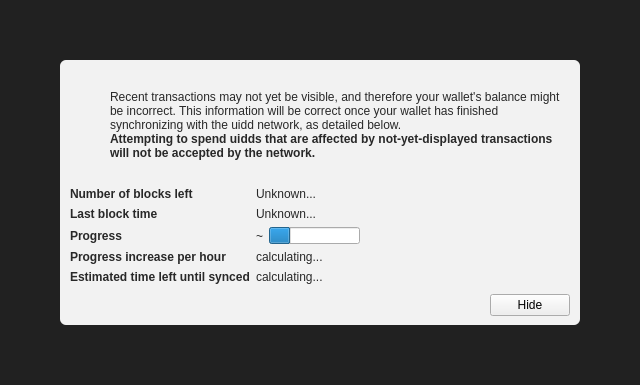
Before: the Qt Designer form src/qt/forms/modaloverlay.ui in shaileshnift/UIDD, drawn with Qt 5.
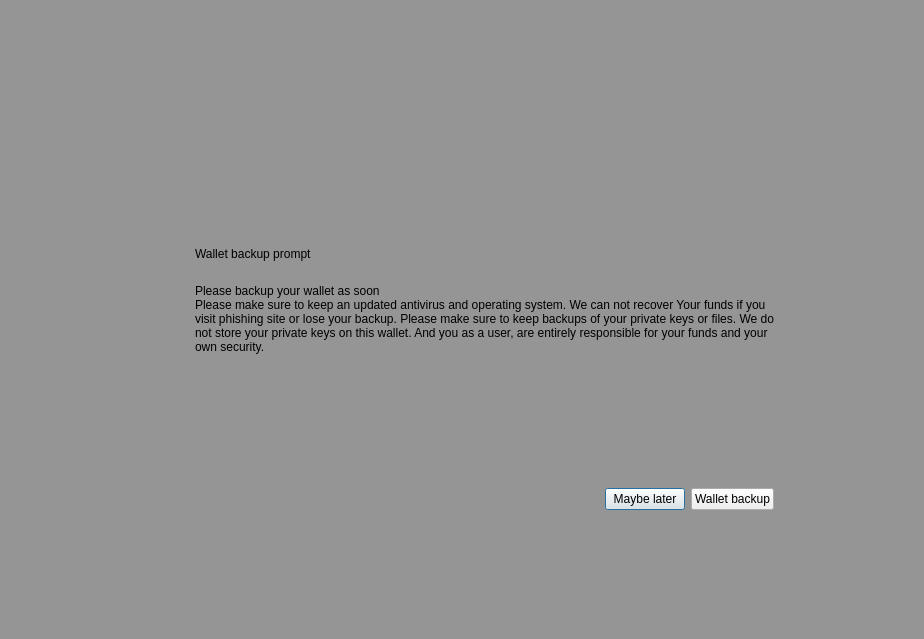
After: the same form once the commit is applied. The open tabs and pages were chosen to show the change. Icons and pictures are not drawn. Custom widgets are drawn as their Qt base class.

```diff
--- a/src/qt/forms/modaloverlay.ui
+++ b/src/qt/forms/modaloverlay.ui
@@ -6,8 +6,8 @@
    <rect>
     <x>0</x>
     <y>0</y>
-    <width>640</width>
-    <height>385</height>
+    <width>924</width>
+    <height>639</height>
    </rect>
   </property>
   <property name="windowTitle">
@@ -32,54 +32,71 @@
    <item>
     <widget class="QWidget" name="bgWidget" native="true">
      <property name="styleSheet">
-      <string notr="true">#bgWidget { background: rgba(0,0,0,220); }</string>
+      <string notr="true">#bgWidget { background: rgba(0,0,0,96); }</string>
      </property>
-     <layout class="QVBoxLayout" name="verticalLayoutMain" stretch="1">
+     <layout class="QVBoxLayout" name="verticalLayoutMain" stretch="0">
       <property name="leftMargin">
-       <number>60</number>
+       <number>120</number>
       </property>
       <property name="topMargin">
-       <number>60</number>
+       <number>120</number>
       </property>
       <property name="rightMargin">
-       <number>60</number>
+       <number>120</number>
       </property>
       <property name="bottomMargin">
-       <number>60</number>
+       <number>120</number>
       </property>
       <item>
        <widget class="QWidget" name="contentWidget" native="true">
-        <property name="styleSheet">
-         <string notr="true">#contentWidget { background: rgba(255,255,255,240); border-radius: 6px; }
-
-QLabel { color: rgb(40,40,40);  }</string>
-        </property>
-        <layout class="QVBoxLayout" name="verticalLayoutSub" stretch="1,0,0,0">
+        <layout class="QVBoxLayout" name="verticalLayout_3" stretch="1,0">
+         <property name="spacing">
+          <number>0</number>
+         </property>
+         <property name="leftMargin">
+          <number>0</number>
+         </property>
+         <property name="topMargin">
+          <number>0</number>
+         </property>
+         <property name="rightMargin">
+          <number>0</number>
+         </property>
+         <property name="bottomMargin">
+          <number>0</number>
+         </property>
+         <item>
+          <widget class="QStackedWidget" name="stackedWidget">
+           <property name="currentIndex">
+            <number>0</number>
+           </property>
+           <widget class="QWidget" name="page">
+            <layout class="QVBoxLayout" name="verticalLayout_2">
          <property name="spacing">
           <number>0</number>
          </property>
          <property name="leftMargin">
-          <number>10</number>
+              <number>30</number>
          </property>
          <property name="topMargin">
           <number>10</number>
          </property>
          <property name="rightMargin">
-          <number>10</number>
+              <number>30</number>
          </property>
          <property name="bottomMargin">
           <number>10</number>
          </property>
          <item>
           <layout class="QHBoxLayout" name="horizontalLayoutIconText" stretch="0,1">
+               <property name="spacing">
+                <number>20</number>
+               </property>
            <property name="topMargin">
             <number>20</number>
            </property>
            <item>
             <layout class="QVBoxLayout" name="verticalLayoutIcon">
-             <property name="leftMargin">
-              <number>0</number>
-             </property>
              <item>
               <widget class="QPushButton" name="warningIcon">
                <property name="enabled">
@@ -172,30 +189,13 @@
                </property>
               </spacer>
              </item>
-            </layout>
-           </item>
-          </layout>
-         </item>
-         <item>
-          <spacer name="verticalSpacerAfterText">
-           <property name="orientation">
-            <enum>Qt::Vertical</enum>
-           </property>
-           <property name="sizeHint" stdset="0">
-            <size>
-             <width>20</width>
-             <height>40</height>
-            </size>
-           </property>
-          </spacer>
-         </item>
          <item>
           <layout class="QFormLayout" name="formLayout">
            <property name="fieldGrowthPolicy">
-            <enum>QFormLayout::FieldsStayAtSizeHint</enum>
+                    <enum>QFormLayout::ExpandingFieldsGrow</enum>
            </property>
            <property name="horizontalSpacing">
-            <number>6</number>
+                    <number>20</number>
            </property>
            <property name="verticalSpacing">
             <number>6</number>
@@ -207,8 +207,8 @@
             <widget class="QLabel" name="labelNumberOfBlocksLeft">
              <property name="font">
               <font>
-               <weight>75</weight>
-               <bold>true</bold>
+                       <weight>50</weight>
+                       <bold>false</bold>
               </font>
              </property>
              <property name="text">
@@ -218,6 +218,12 @@
            </item>
            <item row="0" column="1">
             <widget class="QLabel" name="numberOfBlocksLeft">
+                     <property name="sizePolicy">
+                      <sizepolicy hsizetype="Expanding" vsizetype="Preferred">
+                       <horstretch>0</horstretch>
+                       <verstretch>0</verstretch>
+                      </sizepolicy>
+                     </property>
              <property name="text">
               <string>Unknown...</string>
              </property>
@@ -227,8 +233,8 @@
             <widget class="QLabel" name="labelLastBlockTime">
              <property name="font">
               <font>
-               <weight>75</weight>
-               <bold>true</bold>
+                       <weight>50</weight>
+                       <bold>false</bold>
               </font>
              </property>
              <property name="text">
@@ -239,7 +245,7 @@
            <item row="1" column="1">
             <widget class="QLabel" name="newestBlockDate">
              <property name="sizePolicy">
-              <sizepolicy hsizetype="Maximum" vsizetype="Preferred">
+                      <sizepolicy hsizetype="Expanding" vsizetype="Preferred">
                <horstretch>0</horstretch>
                <verstretch>0</verstretch>
               </sizepolicy>
@@ -253,8 +259,8 @@
             <widget class="QLabel" name="labelSyncDone">
              <property name="font">
               <font>
-               <weight>75</weight>
-               <bold>true</bold>
+                       <weight>50</weight>
+                       <bold>false</bold>
               </font>
              </property>
              <property name="text">
@@ -264,6 +270,9 @@
            </item>
            <item row="2" column="1">
             <layout class="QHBoxLayout" name="horizontalLayoutSync" stretch="0,1">
+                     <property name="spacing">
+                      <number>6</number>
+                     </property>
              <item>
               <widget class="QLabel" name="percentageProgress">
                <property name="text">
@@ -287,8 +296,8 @@
             <widget class="QLabel" name="labelProgressIncrease">
              <property name="font">
               <font>
-               <weight>75</weight>
-               <bold>true</bold>
+                       <weight>50</weight>
+                       <bold>false</bold>
               </font>
              </property>
              <property name="text">
@@ -298,6 +307,12 @@
            </item>
            <item row="4" column="1">
             <widget class="QLabel" name="progressIncreasePerH">
+                     <property name="sizePolicy">
+                      <sizepolicy hsizetype="Expanding" vsizetype="Preferred">
+                       <horstretch>0</horstretch>
+                       <verstretch>0</verstretch>
+                      </sizepolicy>
+                     </property>
              <property name="text">
               <string>calculating...</string>
              </property>
@@ -307,8 +322,8 @@
             <widget class="QLabel" name="labelEstimatedTimeLeft">
              <property name="font">
               <font>
-               <weight>75</weight>
-               <bold>true</bold>
+                       <weight>50</weight>
+                       <bold>false</bold>
               </font>
              </property>
              <property name="text">
@@ -318,6 +333,12 @@
            </item>
            <item row="5" column="1">
             <widget class="QLabel" name="expectedTimeLeft">
+                     <property name="sizePolicy">
+                      <sizepolicy hsizetype="Expanding" vsizetype="Preferred">
+                       <horstretch>0</horstretch>
+                       <verstretch>0</verstretch>
+                      </sizepolicy>
+                     </property>
              <property name="text">
               <string>calculating...</string>
              </property>
@@ -325,13 +346,170 @@
            </item>
           </layout>
          </item>
+                </layout>
+               </item>
+              </layout>
+             </item>
          <item>
-          <layout class="QHBoxLayout" name="horizontalLayoutButtons">
+              <spacer name="verticalSpacer_4">
+               <property name="orientation">
+                <enum>Qt::Vertical</enum>
+               </property>
+               <property name="sizeHint" stdset="0">
+                <size>
+                 <width>20</width>
+                 <height>40</height>
+                </size>
+               </property>
+              </spacer>
+             </item>
+            </layout>
+           </widget>
+           <widget class="QWidget" name="page_2">
+            <layout class="QVBoxLayout" name="verticalLayout_4">
+             <property name="spacing">
+              <number>15</number>
+             </property>
            <property name="leftMargin">
-            <number>10</number>
+              <number>30</number>
            </property>
            <property name="topMargin">
-            <number>10</number>
+              <number>0</number>
+             </property>
+             <property name="rightMargin">
+              <number>30</number>
+             </property>
+             <property name="bottomMargin">
+              <number>0</number>
+             </property>
+             <item>
+              <spacer name="verticalSpacer_2">
+               <property name="orientation">
+                <enum>Qt::Vertical</enum>
+               </property>
+               <property name="sizeHint" stdset="0">
+                <size>
+                 <width>20</width>
+                 <height>40</height>
+                </size>
+               </property>
+              </spacer>
+             </item>
+             <item>
+              <layout class="QGridLayout" name="gridLayout">
+               <item row="0" column="1">
+                <widget class="QLabel" name="labelNote">
+                 <property name="layoutDirection">
+                  <enum>Qt::LeftToRight</enum>
+                 </property>
+                 <property name="text">
+                  <string>Wallet backup prompt</string>
+                 </property>
+                 <property name="alignment">
+                  <set>Qt::AlignLeading|Qt::AlignLeft|Qt::AlignVCenter</set>
+                 </property>
+                </widget>
+               </item>
+               <item row="1" column="1">
+                <widget class="QLabel" name="labelMessage">
+                 <property name="text">
+                  <string>Please backup your wallet as soon
+Please make sure to keep an updated antivirus and operating system. We can not recover Your funds if you visit phishing site or lose your backup. Please make sure to keep backups of your private keys or files. We do not store your private keys on this wallet. And you as a user, are entirely responsible for your funds and your own security.</string>
+                 </property>
+                 <property name="alignment">
+                  <set>Qt::AlignLeading|Qt::AlignLeft|Qt::AlignVCenter</set>
+                 </property>
+                 <property name="wordWrap">
+                  <bool>true</bool>
+                 </property>
+                </widget>
+               </item>
+               <item row="0" column="0">
+                <widget class="QPushButton" name="warningIconBackup">
+                 <property name="enabled">
+                  <bool>false</bool>
+                 </property>
+                 <property name="sizePolicy">
+                  <sizepolicy hsizetype="Fixed" vsizetype="Fixed">
+                   <horstretch>0</horstretch>
+                   <verstretch>0</verstretch>
+                  </sizepolicy>
+                 </property>
+                 <property name="minimumSize">
+                  <size>
+                   <width>30</width>
+                   <height>30</height>
+                  </size>
+                 </property>
+                 <property name="maximumSize">
+                  <size>
+                   <width>30</width>
+                   <height>30</height>
+                  </size>
+                 </property>
+                 <property name="text">
+                  <string/>
+                 </property>
+                 <property name="iconSize">
+                  <size>
+                   <width>30</width>
+                   <height>30</height>
+                  </size>
+                 </property>
+                 <property name="flat">
+                  <bool>true</bool>
+                 </property>
+                </widget>
+               </item>
+               <item row="1" column="0">
+                <spacer name="horizontalSpacer_2">
+                 <property name="orientation">
+                  <enum>Qt::Horizontal</enum>
+                 </property>
+                 <property name="sizeType">
+                  <enum>QSizePolicy::Fixed</enum>
+                 </property>
+                 <property name="sizeHint" stdset="0">
+                  <size>
+                   <width>30</width>
+                   <height>20</height>
+                  </size>
+                 </property>
+                </spacer>
+               </item>
+              </layout>
+             </item>
+             <item>
+              <spacer name="verticalSpacer">
+               <property name="orientation">
+                <enum>Qt::Vertical</enum>
+               </property>
+               <property name="sizeType">
+                <enum>QSizePolicy::Expanding</enum>
+               </property>
+               <property name="sizeHint" stdset="0">
+                <size>
+                 <width>20</width>
+                 <height>40</height>
+                </size>
+               </property>
+              </spacer>
+             </item>
+            </layout>
+           </widget>
+          </widget>
+         </item>
+         <item>
+          <widget class="QWidget" name="buttonsContainerWhite" native="true">
+           <layout class="QHBoxLayout" name="horizontalLayout">
+            <property name="leftMargin">
+             <number>30</number>
+            </property>
+            <property name="topMargin">
+             <number>15</number>
+            </property>
+            <property name="rightMargin">
+             <number>30</number>
            </property>
            <item>
             <spacer name="horizontalSpacer">
@@ -349,11 +527,22 @@
            <item>
             <widget class="QPushButton" name="closeButton">
              <property name="text">
-              <string>Hide</string>
+               <string>Maybe later</string>
+              </property>
+              <property name="default">
+               <bool>true</bool>
+              </property>
+             </widget>
+            </item>
+            <item>
+             <widget class="QPushButton" name="walletBackupButton">
+              <property name="text">
+               <string>Wallet backup</string>
              </property>
             </widget>
            </item>
           </layout>
+          </widget>
          </item>
         </layout>
        </widget>
```
Left out of the diff: 26 changed lines with no effect on the pictures. Lines whose indentation alone changed are shown as unchanged.
